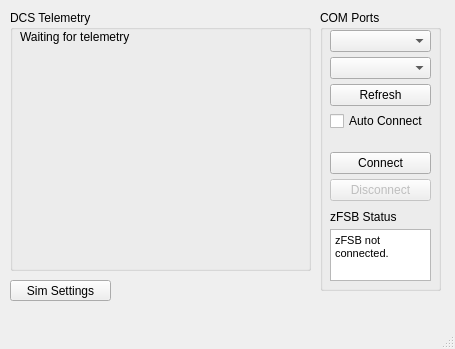
zinjguo/zTelem, file zTelem.ui: the form before one commit.
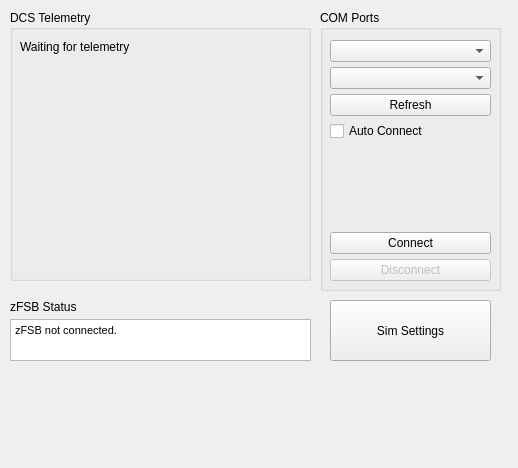
The form after the commit.

Commit message: modified:   config.ini 	modified:   main.py 	modified:   zTelem.ui

The edit to the form file:
```diff
--- a/zTelem.ui
+++ b/zTelem.ui
@@ -6,8 +6,8 @@
    <rect>
     <x>0</x>
     <y>0</y>
-    <width>455</width>
-    <height>349</height>
+    <width>518</width>
+    <height>468</height>
    </rect>
   </property>
   <property name="sizePolicy">
@@ -28,7 +28,7 @@
      <rect>
       <x>320</x>
       <y>10</y>
-      <width>121</width>
+      <width>181</width>
       <height>281</height>
      </rect>
     </property>
@@ -51,9 +51,9 @@
      <property name="geometry">
       <rect>
        <x>10</x>
-       <y>20</y>
-       <width>101</width>
-       <height>171</height>
+       <y>30</y>
+       <width>161</width>
+       <height>241</height>
       </rect>
      </property>
      <layout class="QVBoxLayout" name="verticalLayout_3">
@@ -118,13 +118,49 @@
       </item>
      </layout>
     </widget>
+   </widget>
+   <widget class="QGroupBox" name="groupBox">
+    <property name="geometry">
+     <rect>
+      <x>10</x>
+      <y>10</y>
+      <width>301</width>
+      <height>271</height>
+     </rect>
+    </property>
+    <property name="title">
+     <string>DCS Telemetry</string>
+    </property>
+    <widget class="QLabel" name="telemStatus">
+     <property name="geometry">
+      <rect>
+       <x>10</x>
+       <y>30</y>
+       <width>281</width>
+       <height>231</height>
+      </rect>
+     </property>
+     <property name="sizePolicy">
+      <sizepolicy hsizetype="Expanding" vsizetype="Expanding">
+       <horstretch>0</horstretch>
+       <verstretch>0</verstretch>
+      </sizepolicy>
+     </property>
+     <property name="text">
+      <string>Waiting for telemetry</string>
+     </property>
+     <property name="alignment">
+      <set>Qt::AlignLeading|Qt::AlignLeft|Qt::AlignTop</set>
+     </property>
+    </widget>
+   </widget>
     <widget class="QWidget" name="verticalLayoutWidget_2">
      <property name="geometry">
       <rect>
        <x>10</x>
-       <y>200</y>
-       <width>101</width>
-       <height>71</height>
+      <y>300</y>
+      <width>301</width>
+      <height>61</height>
       </rect>
      </property>
      <layout class="QVBoxLayout" name="verticalLayout_2">
@@ -156,55 +192,22 @@
         </property>
         <property name="html">
          <string>&lt;!DOCTYPE HTML PUBLIC &quot;-//W3C//DTD HTML 4.0//EN&quot; &quot;http://www.w3.org/TR/REC-html40/strict.dtd&quot;&gt;
-&lt;html&gt;&lt;head&gt;&lt;meta name=&quot;qrichtext&quot; content=&quot;1&quot; /&gt;&lt;meta charset=&quot;utf-8&quot; /&gt;&lt;style type=&quot;text/css&quot;&gt;
+&lt;html&gt;&lt;head&gt;&lt;meta name=&quot;qrichtext&quot; content=&quot;1&quot; /&gt;&lt;style type=&quot;text/css&quot;&gt;
 p, li { white-space: pre-wrap; }
-hr { height: 1px; border-width: 0; }
-li.unchecked::marker { content: &quot;\2610&quot;; }
-li.checked::marker { content: &quot;\2612&quot;; }
-&lt;/style&gt;&lt;/head&gt;&lt;body style=&quot; font-family:'Segoe UI'; font-size:6pt; font-weight:400; font-style:normal;&quot;&gt;
+&lt;/style&gt;&lt;/head&gt;&lt;body style=&quot; font-family:'MS Shell Dlg 2'; font-size:6pt; font-weight:400; font-style:normal;&quot;&gt;
 &lt;p style=&quot; margin-top:0px; margin-bottom:0px; margin-left:0px; margin-right:0px; -qt-block-indent:0; text-indent:0px;&quot;&gt;&lt;span style=&quot; font-family:'.AppleSystemUIFont'; font-size:8pt;&quot;&gt;zFSB not connected.&lt;/span&gt;&lt;/p&gt;&lt;/body&gt;&lt;/html&gt;</string>
         </property>
        </widget>
       </item>
      </layout>
     </widget>
-   </widget>
-   <widget class="QGroupBox" name="groupBox">
-    <property name="geometry">
-     <rect>
-      <x>10</x>
-      <y>10</y>
-      <width>301</width>
-      <height>261</height>
-     </rect>
-    </property>
-    <property name="title">
-     <string>DCS Telemetry</string>
-    </property>
-    <widget class="QLabel" name="telemStatus">
-     <property name="geometry">
-      <rect>
-       <x>10</x>
-       <y>20</y>
-       <width>281</width>
-       <height>221</height>
-      </rect>
-     </property>
-     <property name="text">
-      <string>Waiting for telemetry</string>
-     </property>
-     <property name="alignment">
-      <set>Qt::AlignLeading|Qt::AlignLeft|Qt::AlignTop</set>
-     </property>
-    </widget>
-   </widget>
    <widget class="QPushButton" name="simSettingsBtn">
     <property name="geometry">
      <rect>
-      <x>10</x>
-      <y>280</y>
-      <width>101</width>
-      <height>21</height>
+      <x>330</x>
+      <y>300</y>
+      <width>161</width>
+      <height>61</height>
      </rect>
     </property>
     <property name="text">
@@ -212,17 +215,6 @@
     </property>
    </widget>
   </widget>
-  <widget class="QMenuBar" name="menubar">
-   <property name="geometry">
-    <rect>
-     <x>0</x>
-     <y>0</y>
-     <width>455</width>
-     <height>17</height>
-    </rect>
-   </property>
-  </widget>
-  <widget class="QStatusBar" name="statusbar"/>
  </widget>
  <resources/>
  <connections/>
```
Left out of the diff: 3 changed lines with no effect on the pictures. Lines whose indentation alone changed are shown as unchanged. The commit also changes 2 other files.
